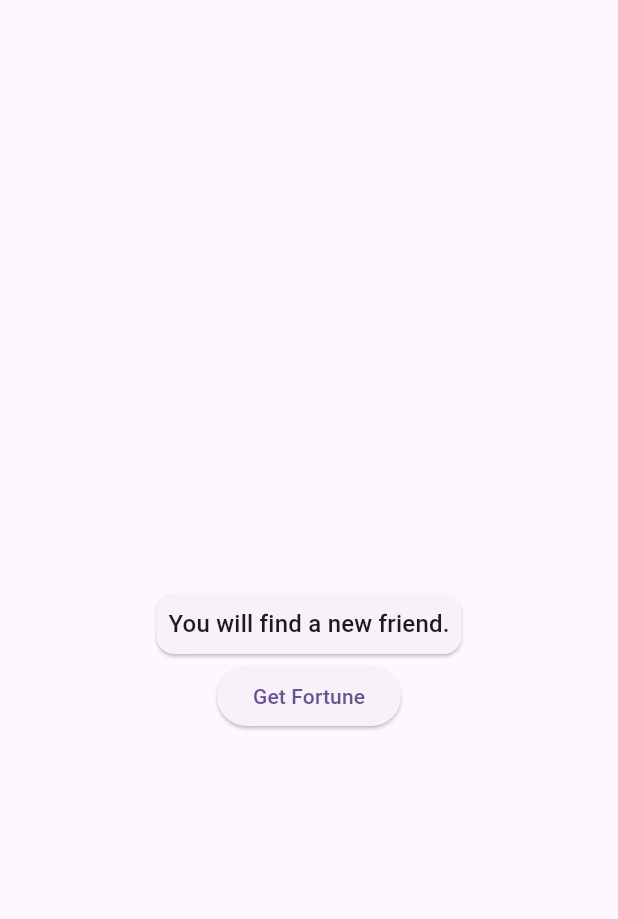
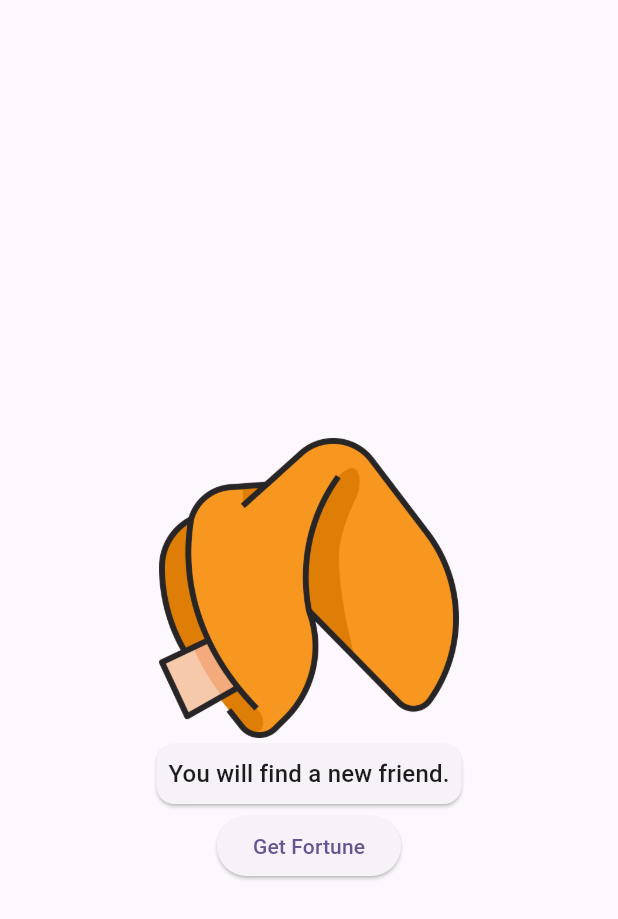
Before and after one commit to malavikaanup/fortune-app, a Flutter app: the screen it shows after launch, after a tap on "Get Fortune", on a phone screen of 412 x 824 dp. Shown: the top 919 px of the screen. Run offline on Flutter 3.47's test engine with Material 3 defaults, Android fonts, the phone set to English and light mode, and no system bars.

```diff
--- a/fortune_cookie/lib/main.dart
+++ b/fortune_cookie/lib/main.dart
@@ -65,7 +65,6 @@ class _MyHomePageState extends State<MyHomePage> {
     setState(() {
       _currentFortune = _fortuneList[fortune];
     });
-    print(_currentFortune);
   }
 
   @override
@@ -76,6 +75,12 @@ class _MyHomePageState extends State<MyHomePage> {
         child: Column(
           mainAxisAlignment: MainAxisAlignment.center,
           children: <Widget>[
+            Image.asset(
+              'assets/images/fortune_cookie.png',
+              width: 200,
+              height: 200,
+              fit: BoxFit.cover,
+            ),
             Card(
               child: Padding(
                 padding: const EdgeInsets.all(8.0),
--- a/fortune_cookie/pubspec.yaml
+++ b/fortune_cookie/pubspec.yaml
@@ -59,9 +59,8 @@ flutter:
   uses-material-design: true
 
   # To add assets to your application, add an assets section, like this:
-  # assets:
-  #   - images/a_dot_burr.jpeg
-  #   - images/a_dot_ham.jpeg
+  assets:
+    - assets/images/fortune_cookie.png
 
   # An image asset can refer to one or more resolution-specific "variants", see
   # https://flutter.dev/to/resolution-aware-images
```
Also changed, not shown: fortune_cookie/assets/images/fortune_cookie.png (added), 1 other file.
